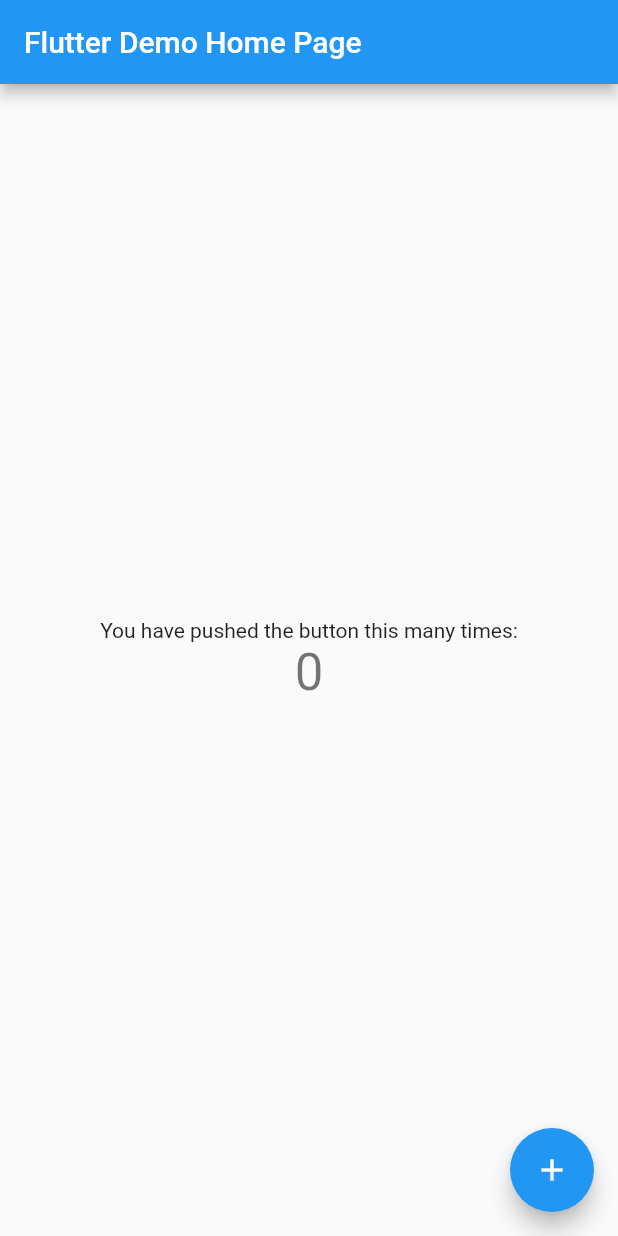
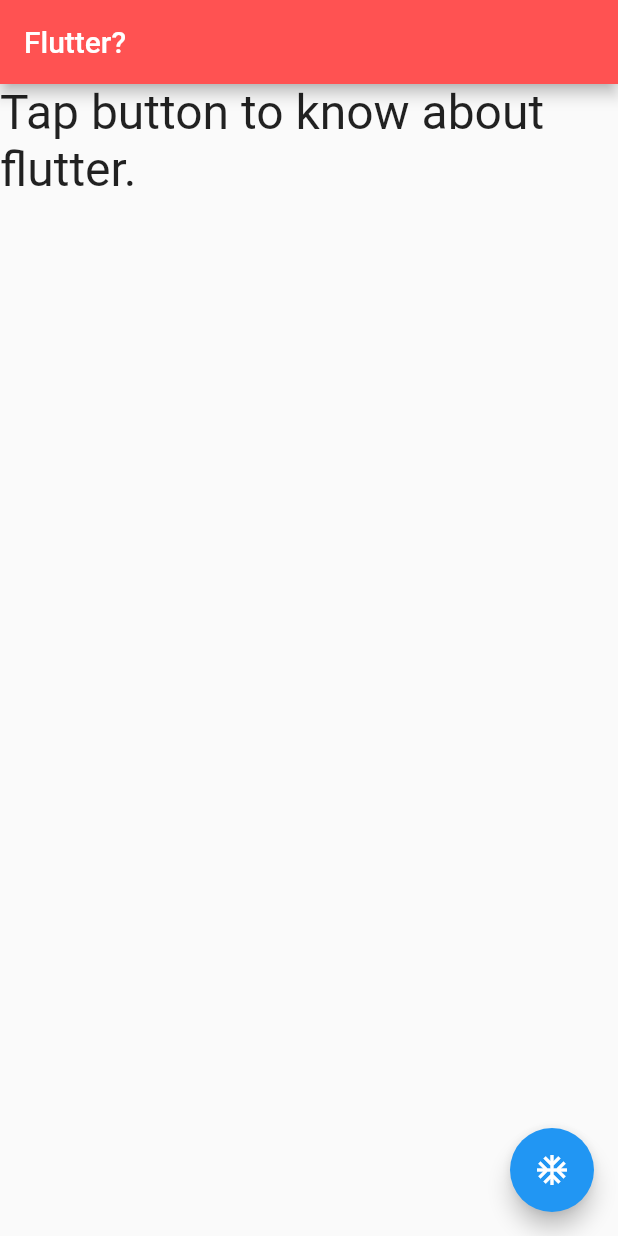
Before and after one commit to H-J-Ainashi/Flutter, a Flutter app: the screen it shows after launch, on a phone screen of 412 x 824 dp. Run offline on Flutter 3.47's test engine with Material 2 defaults, Android fonts, the phone set to English and light mode, and no system bars.

Commit message:
003-complete

```diff
--- a/003_floating_act_btn/flutter_app/lib/main.dart
+++ b/003_floating_act_btn/flutter_app/lib/main.dart
@@ -1,113 +1,58 @@
 import 'package:flutter/material.dart';
 
-void main() {
-  runApp(MyApp());
+void main()
+  => runApp(new MyApp());
+
+class MyApp extends StatelessWidget {
+  final title = 'Flutter?';
+
+  @override
+  Widget build(BuildContext context)
+    => new MaterialApp(
+      title:'what is flutter?',
+      home: new MyHomePage(
+        title:this.title
+      )
+    );
 }
 
-class MyApp extends StatelessWidget {
-  // This widget is the root of your application.
-  @override
-  Widget build(BuildContext context) {
-    return MaterialApp(
-      title: 'Flutter Demo',
-      theme: ThemeData(
-        // This is the theme of your application.
-        //
-        // Try running your application with "flutter run". You'll see the
-        // application has a blue toolbar. Then, without quitting the app, try
-        // changing the primarySwatch below to Colors.green and then invoke
-        // "hot reload" (press "r" in the console where you ran "flutter run",
-        // or simply save your changes to "hot reload" in a Flutter IDE).
-        // Notice that the counter didn't reset back to zero; the application
-        // is not restarted.
-        primarySwatch: Colors.blue,
-      ),
-      home: MyHomePage(title: 'Flutter Demo Home Page'),
-    );
-  }
-}
-
-class MyHomePage extends StatefulWidget {
-  MyHomePage({Key key, this.title}) : super(key: key);
-
-  // This widget is the home page of your application. It is stateful, meaning
-  // that it has a State object (defined below) that contains fields that affect
-  // how it looks.
-
-  // This class is the configuration for the state. It holds the values (in this
-  // case the title) provided by the parent (in this case the App widget) and
-  // used by the build method of the State. Fields in a Widget subclass are
-  // always marked "final".
-
+class MyHomePage extends StatefulWidget{
+  MyHomePage({this.title}): super();
   final String title;
 
   @override
-  _MyHomePageState createState() => _MyHomePageState();
+  __MyHomePageState createState()
+    => new __MyHomePageState();
 }
 
-class _MyHomePageState extends State<MyHomePage> {
-  int _counter = 0;
-
-  void _incrementCounter() {
-    setState(() {
-      // This call to setState tells the Flutter framework that something has
-      // changed in this State, which causes it to rerun the build method below
-      // so that the display can reflect the updated values. If we changed
-      // _counter without calling setState(), then the build method would not be
-      // called again, and so nothing would appear to happen.
-      _counter++;
+class __MyHomePageState extends State<MyHomePage> {
+  String message;
+  @override
+  void initState() {
+    super.initState();
+    message = 'Tap button to know about flutter.';
+  }
+  void setMessage()
+    => setState(() {
+      message = 'flutter is programming language.';
     });
-  }
 
   @override
-  Widget build(BuildContext context) {
-    // This method is rerun every time setState is called, for instance as done
-    // by the _incrementCounter method above.
-    //
-    // The Flutter framework has been optimized to make rerunning build methods
-    // fast, so that you can just rebuild anything that needs updating rather
-    // than having to individually change instances of widgets.
-    return Scaffold(
+  Widget build (BuildContext context)
+    => Scaffold(
       appBar: AppBar(
-        // Here we take the value from the MyHomePage object that was created by
-        // the App.build method, and use it to set our appbar title.
         title: Text(widget.title),
+        backgroundColor: Colors.redAccent,
+        foregroundColor: Colors.white
       ),
-      body: Center(
-        // Center is a layout widget. It takes a single child and positions it
-        // in the middle of the parent.
-        child: Column(
-          // Column is also a layout widget. It takes a list of children and
-          // arranges them vertically. By default, it sizes itself to fit its
-          // children horizontally, and tries to be as tall as its parent.
-          //
-          // Invoke "debug painting" (press "p" in the console, choose the
-          // "Toggle Debug Paint" action from the Flutter Inspector in Android
-          // Studio, or the "Toggle Debug Paint" command in Visual Studio Code)
-          // to see the wireframe for each widget.
-          //
-          // Column has various properties to control how it sizes itself and
-          // how it positions its children. Here we use mainAxisAlignment to
-          // center the children vertically; the main axis here is the vertical
-          // axis because Columns are vertical (the cross axis would be
-          // horizontal).
-          mainAxisAlignment: MainAxisAlignment.center,
-          children: <Widget>[
-            Text(
-              'You have pushed the button this many times:',
-            ),
-            Text(
-              '$_counter',
-              style: Theme.of(context).textTheme.headline4,
-            ),
-          ],
-        ),
+      body: Text(
+        message,
+        style: TextStyle(fontSize:32.0)
       ),
       floatingActionButton: FloatingActionButton(
-        onPressed: _incrementCounter,
-        tooltip: 'Increment',
-        child: Icon(Icons.add),
-      ), // This trailing comma makes auto-formatting nicer for build methods.
+        onPressed: setMessage,
+        tooltip: "set message.",
+        child: Icon(Icons.ac_unit_sharp)
+      )
     );
-  }
 }
```
